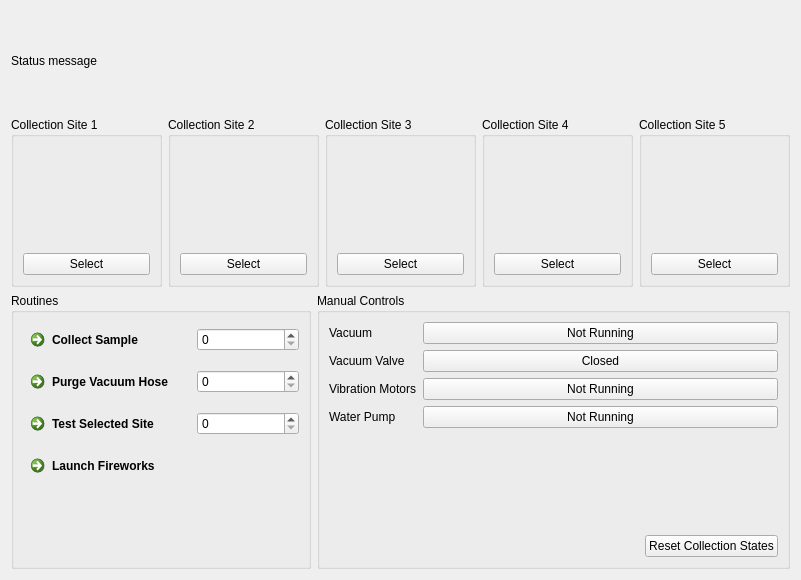
Old version of the form resource/ld_linearactuator.ui in the repository blueschu/nurover_2020_ui.
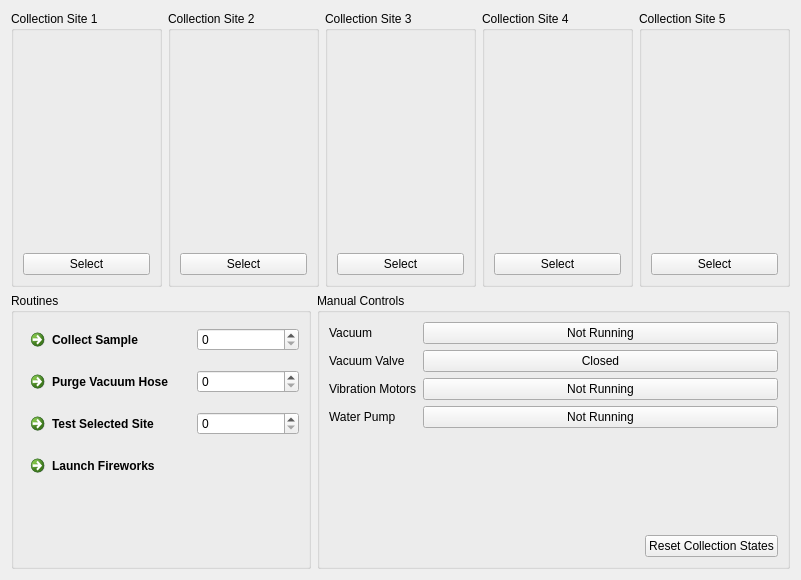
New version of the form. Icons and pictures are not drawn.

```diff
--- a/resource/ld_linearactuator.ui
+++ b/resource/ld_linearactuator.ui
@@ -17,17 +17,7 @@
    <item>
     <layout class="QVBoxLayout" name="verticalLayout_8">
      <item>
-      <widget class="QLabel" name="label">
-       <property name="maximumSize">
-        <size>
-         <width>16777215</width>
-         <height>100</height>
-        </size>
-       </property>
-       <property name="text">
-        <string>Status message</string>
-       </property>
-      </widget>
+      <layout class="QVBoxLayout" name="progress_bars"/>
      </item>
      <item>
       <layout class="QHBoxLayout" name="horizontalLayout">
```
